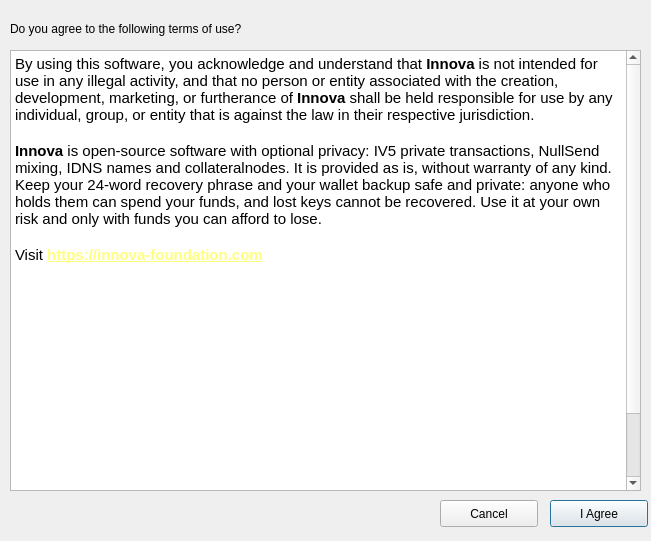
First picture: the form in src/qt/forms/termsofuse.ui, repository innova-foundation/innova, before the edit.
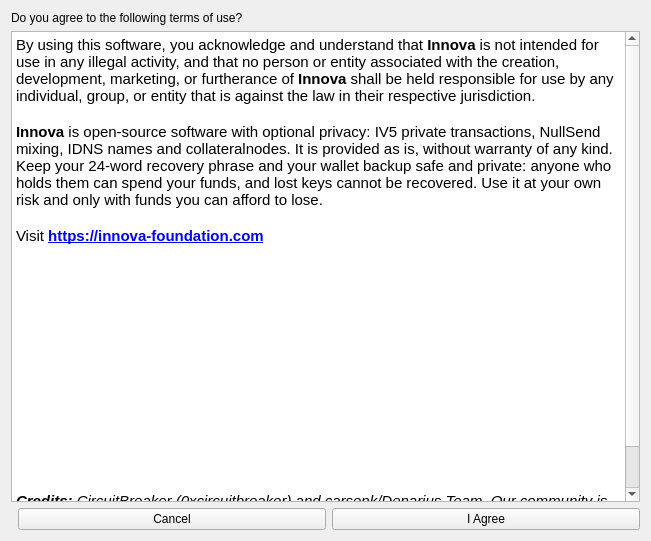
Second picture: the form after the edit.

Commit message: qt:[fix] terms of use dialog uses layouts and the theme link colour [release:none]

Diff of the .ui file:
```diff
--- a/src/qt/forms/termsofuse.ui
+++ b/src/qt/forms/termsofuse.ui
@@ -3,26 +3,28 @@
  <class>TermsOfUse</class>
  <widget class="QDialog" name="TermsOfUse">
   <property name="geometry">
-   <rect>
-    <x>0</x>
-    <y>0</y>
-    <width>651</width>
-    <height>541</height>
-   </rect>
+   <rect><x>0</x><y>0</y><width>651</width><height>541</height></rect>
+  </property>
+  <property name="minimumSize">
+   <size><width>520</width><height>400</height></size>
   </property>
   <property name="windowTitle">
    <string>Innova - Terms of Use</string>
   </property>
-  <widget class="QTextBrowser" name="textBrowser">
-   <property name="geometry">
-    <rect>
-     <x>10</x>
-     <y>50</y>
-     <width>631</width>
-     <height>441</height>
-    </rect>
-   </property>
-   <property name="html">
+  <layout class="QVBoxLayout" name="verticalLayout">
+   <item>
+    <widget class="QLabel" name="label">
+     <property name="text">
+      <string>Do you agree to the following terms of use?</string>
+     </property>
+    </widget>
+   </item>
+   <item>
+    <widget class="QTextBrowser" name="textBrowser">
+     <property name="openExternalLinks">
+      <bool>true</bool>
+     </property>
+     <property name="html">
     <string>&lt;!DOCTYPE HTML PUBLIC &quot;-//W3C//DTD HTML 4.0//EN&quot; &quot;http://www.w3.org/TR/REC-html40/strict.dtd&quot;&gt;
 &lt;html&gt;&lt;head&gt;&lt;meta name=&quot;qrichtext&quot; content=&quot;1&quot; /&gt;&lt;style type=&quot;text/css&quot;&gt;
 p, li { white-space: pre-wrap; }
@@ -31,8 +33,8 @@
 &lt;p style=&quot;-qt-paragraph-type:empty; margin-top:0px; margin-bottom:0px; margin-left:0px; margin-right:0px; -qt-block-indent:0; text-indent:0px; font-family:'Ubuntu'; font-size:11pt;&quot;&gt;&lt;br /&gt;&lt;/p&gt;
 &lt;p style=&quot; margin-top:0px; margin-bottom:0px; margin-left:0px; margin-right:0px; -qt-block-indent:0; text-indent:0px;&quot;&gt;&lt;span style=&quot; font-family:'Ubuntu'; font-size:11pt; font-weight:600;&quot;&gt;Innova&lt;/span&gt;&lt;span style=&quot; font-family:'Ubuntu'; font-size:11pt;&quot;&gt; is open-source software with optional privacy: IV5 private transactions, NullSend mixing, IDNS names and collateralnodes. It is provided as is, without warranty of any kind. Keep your 24-word recovery phrase and your wallet backup safe and private: anyone who holds them can spend your funds, and lost keys cannot be recovered. Use it at your own risk and only with funds you can afford to lose.&lt;/span&gt;&lt;/p&gt;
 &lt;p style=&quot;-qt-paragraph-type:empty; margin-top:0px; margin-bottom:0px; margin-left:0px; margin-right:0px; -qt-block-indent:0; text-indent:0px; font-family:'Ubuntu'; font-size:11pt;&quot;&gt;&lt;br /&gt;&lt;/p&gt;
-&lt;p style=&quot; margin-top:0px; margin-bottom:0px; margin-left:0px; margin-right:0px; -qt-block-indent:0; text-indent:0px;&quot;&gt;&lt;span style=&quot; font-family:'Ubuntu'; font-size:11pt;&quot;&gt;Visit &lt;/span&gt;&lt;a href=&quot;https://innova-foundation.com&quot;&gt;&lt;span style=&quot; font-size:11pt; font-weight:600; text-decoration: underline; color:#ffff7f;&quot;&gt;https://innova-foundation.com&lt;/span&gt;&lt;/a&gt;&lt;span style=&quot; font-family:'Ubuntu'; font-size:11pt;&quot;&gt;
-&lt;p style=&quot;-qt-paragraph-type:empty; margin-top:0px; margin-bottom:0px; margin-left:0px; margin-right:0px; -qt-block-indent:0; text-indent:0px; font-size:11pt; font-weight:600; text-decoration: underline; color:#ffff7f;&quot;&gt;&lt;br /&gt;&lt;/p&gt;
+&lt;p style=&quot; margin-top:0px; margin-bottom:0px; margin-left:0px; margin-right:0px; -qt-block-indent:0; text-indent:0px;&quot;&gt;&lt;span style=&quot; font-family:'Ubuntu'; font-size:11pt;&quot;&gt;Visit &lt;/span&gt;&lt;a href=&quot;https://innova-foundation.com&quot;&gt;&lt;span style=&quot; font-size:11pt; font-weight:600; text-decoration: underline;&quot;&gt;https://innova-foundation.com&lt;/span&gt;&lt;/a&gt;&lt;span style=&quot; font-family:'Ubuntu'; font-size:11pt;&quot;&gt;
+&lt;p style=&quot;-qt-paragraph-type:empty; margin-top:0px; margin-bottom:0px; margin-left:0px; margin-right:0px; -qt-block-indent:0; text-indent:0px; font-size:11pt; font-weight:600; text-decoration: underline;&quot;&gt;&lt;br /&gt;&lt;/p&gt;
 &lt;p style=&quot;-qt-paragraph-type:empty; margin-top:0px; margin-bottom:0px; margin-left:0px; margin-right:0px; -qt-block-indent:0; text-indent:0px; font-size:8pt;&quot;&gt;&lt;br /&gt;&lt;/p&gt;
 &lt;p style=&quot;-qt-paragraph-type:empty; margin-top:0px; margin-bottom:0px; margin-left:0px; margin-right:0px; -qt-block-indent:0; text-indent:0px; font-family:'Ubuntu'; font-size:11pt;&quot;&gt;&lt;br /&gt;&lt;/p&gt;
 &lt;p style=&quot;-qt-paragraph-type:empty; margin-top:0px; margin-bottom:0px; margin-left:0px; margin-right:0px; -qt-block-indent:0; text-indent:0px; font-family:'Ubuntu'; font-size:11pt;&quot;&gt;&lt;br /&gt;&lt;/p&gt;
@@ -49,46 +51,30 @@
 &lt;p style=&quot; margin-top:0px; margin-bottom:0px; margin-left:0px; margin-right:0px; -qt-block-indent:0; text-indent:0px;&quot;&gt;&lt;span style=&quot; font-family:'Ubuntu'; font-size:11pt; font-weight:600; font-style:italic;&quot;&gt;Credits:&lt;/span&gt;&lt;span style=&quot; font-family:'Ubuntu'; font-size:11pt; font-style:italic;&quot;&gt; CircuitBreaker (0xcircuitbreaker) and carsenk/Denarius Team. &lt;/span&gt;&lt;span style=&quot; font-family:'Ubuntu'; font-size:11pt; font-style:italic; text-decoration: underline;&quot;&gt;Our community is fantastic and you all deserve to be mentioned here forever.&lt;/span&gt;&lt;span style=&quot; font-family:'Ubuntu'; font-size:11pt; font-style:italic;&quot;&gt;&lt;/p&gt;
 &lt;p style=&quot;-qt-paragraph-type:empty; margin-top:0px; margin-bottom:0px; margin-left:0px; margin-right:0px; -qt-block-indent:0; text-indent:0px; font-family:'Ubuntu'; font-size:11pt;&quot;&gt;&lt;br /&gt;&lt;/p&gt;&lt;/body&gt;&lt;/html&gt;</string>
    </property>
-  </widget>
-  <widget class="QLabel" name="label">
-   <property name="geometry">
-    <rect>
-     <x>10</x>
-     <y>20</y>
-     <width>631</width>
-     <height>17</height>
-    </rect>
-   </property>
-   <property name="text">
-    <string>Do you agree to the following terms of use?</string>
-   </property>
-  </widget>
-  <widget class="QPushButton" name="buttonAgree">
-   <property name="geometry">
-    <rect>
-     <x>550</x>
-     <y>500</y>
-     <width>98</width>
-     <height>27</height>
-    </rect>
-   </property>
-   <property name="text">
-    <string>I Agree</string>
-   </property>
-  </widget>
-  <widget class="QPushButton" name="buttonCancel">
-   <property name="geometry">
-    <rect>
-     <x>440</x>
-     <y>500</y>
-     <width>98</width>
-     <height>27</height>
-    </rect>
-   </property>
-   <property name="text">
-    <string>Cancel</string>
-   </property>
-  </widget>
+    </widget>
+   </item>
+   <item>
+    <layout class="QHBoxLayout" name="buttonLayout">
+     <item>
+      <spacer name="buttonSpacer">
+       <property name="orientation"><enum>Qt::Horizontal</enum></property>
+      </spacer>
+     </item>
+     <item>
+      <widget class="QPushButton" name="buttonCancel">
+       <property name="text"><string>Cancel</string></property>
+       <property name="autoDefault"><bool>false</bool></property>
+      </widget>
+     </item>
+     <item>
+      <widget class="QPushButton" name="buttonAgree">
+       <property name="text"><string>I Agree</string></property>
+       <property name="autoDefault"><bool>false</bool></property>
+      </widget>
+     </item>
+    </layout>
+   </item>
+  </layout>
  </widget>
  <resources/>
  <connections/>
```
